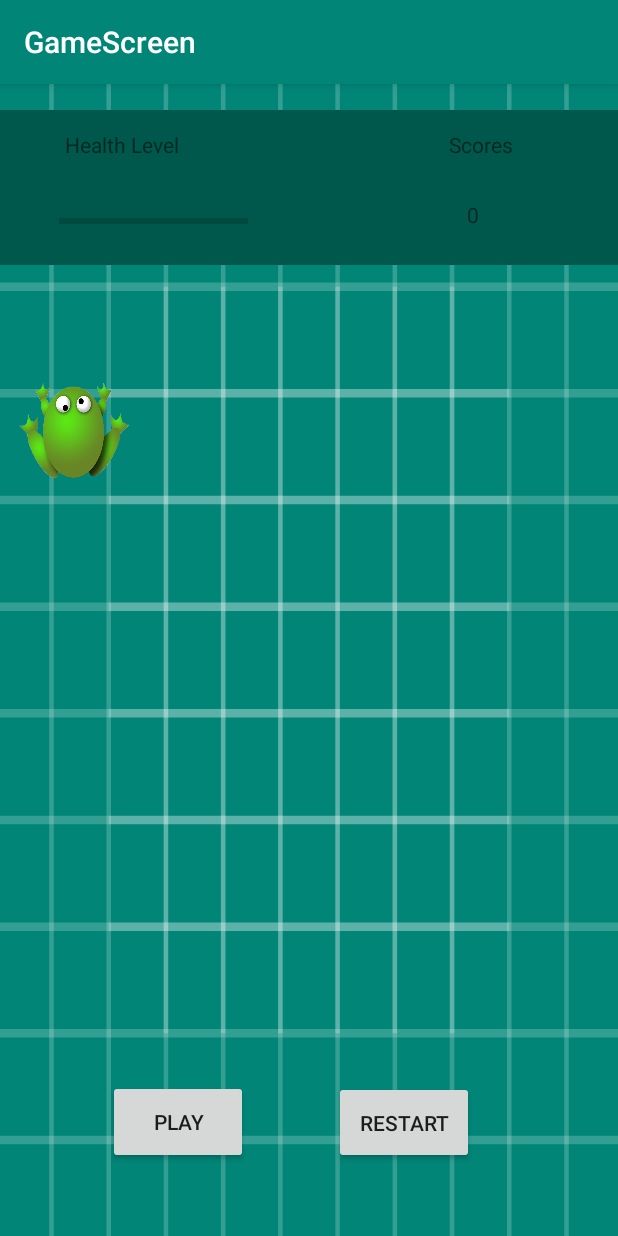
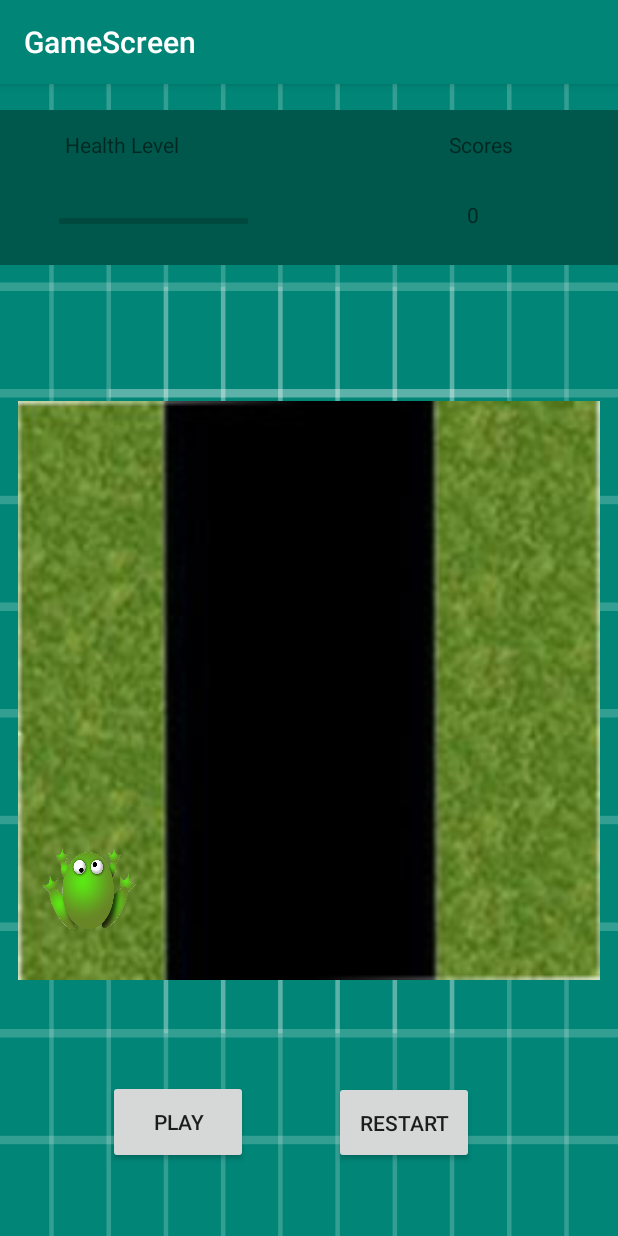
Before and after one commit to Nsabimana1/Frogar_Android_Game, an Android app: the screen it shows after launch (GameScreen), on a phone screen of 412 x 824 dp. Run offline under Robolectric (Android 15) with nearby library versions, the phone set to English and light mode, and no system bars.

Commit message:
added more pictures

```diff
--- a/app/src/main/res/layout/content_game_screen.xml
+++ b/app/src/main/res/layout/content_game_screen.xml
@@ -48,7 +48,7 @@
     <android.support.constraint.ConstraintLayout
         android:id="@+id/frameLayout"
         android:layout_width="393dp"
-        android:layout_height="413dp"
+        android:layout_height="503dp"
         android:layout_marginStart="8dp"
         android:layout_marginTop="8dp"
         android:layout_marginEnd="8dp"
@@ -59,12 +59,36 @@
         app:layout_constraintTop_toTopOf="parent">
 
         <ImageView
+            android:id="@+id/imageView"
+            android:layout_width="388dp"
+            android:layout_height="414dp"
+            android:layout_marginStart="8dp"
+            android:layout_marginTop="8dp"
+            android:layout_marginEnd="8dp"
+            android:layout_marginBottom="8dp"
+            app:layout_constraintBottom_toBottomOf="parent"
+            app:layout_constraintEnd_toEndOf="parent"
+            app:layout_constraintHorizontal_bias="0.545"
+            app:layout_constraintStart_toStartOf="parent"
+            app:layout_constraintTop_toTopOf="parent"
+            app:layout_constraintVertical_bias="0.777"
+            app:srcCompat="@drawable/roadcroped" />
+
+        <ImageView
             android:id="@+id/imageView4"
-            android:layout_width="82dp"
+            android:layout_width="69dp"
             android:layout_height="105dp"
-            app:srcCompat="@drawable/frog"
-            tools:layout_editor_absoluteX="16dp"
-            tools:layout_editor_absoluteY="283dp" />
+            android:layout_marginStart="8dp"
+            android:layout_marginTop="8dp"
+            android:layout_marginEnd="8dp"
+            android:layout_marginBottom="8dp"
+            app:layout_constraintBottom_toBottomOf="parent"
+            app:layout_constraintEnd_toEndOf="parent"
+            app:layout_constraintHorizontal_bias="0.027"
+            app:layout_constraintStart_toStartOf="parent"
+            app:layout_constraintTop_toTopOf="parent"
+            app:layout_constraintVertical_bias="0.897"
+            app:srcCompat="@drawable/frog" />
     </android.support.constraint.ConstraintLayout>
 
 
```
Also changed, not shown: app/src/main/res/drawable/roadcroped.jpg (added).
